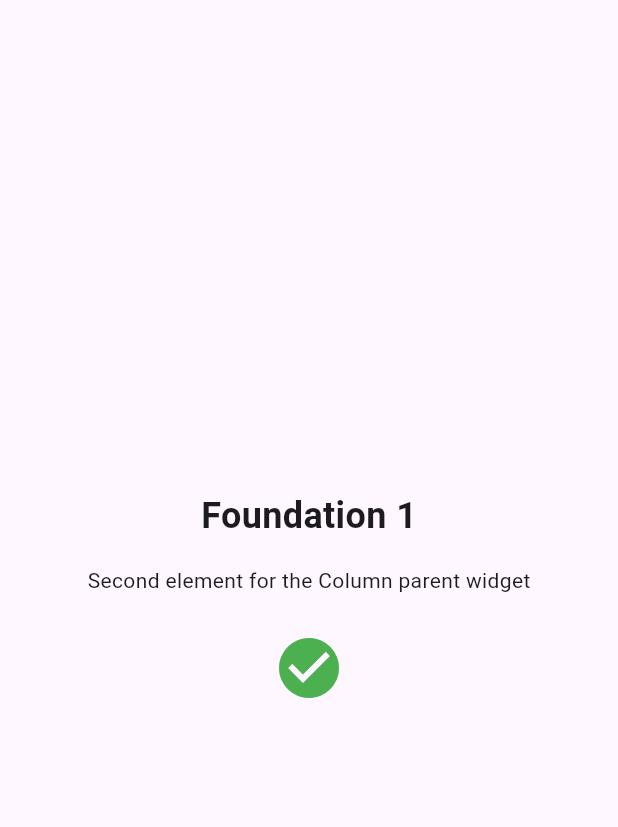
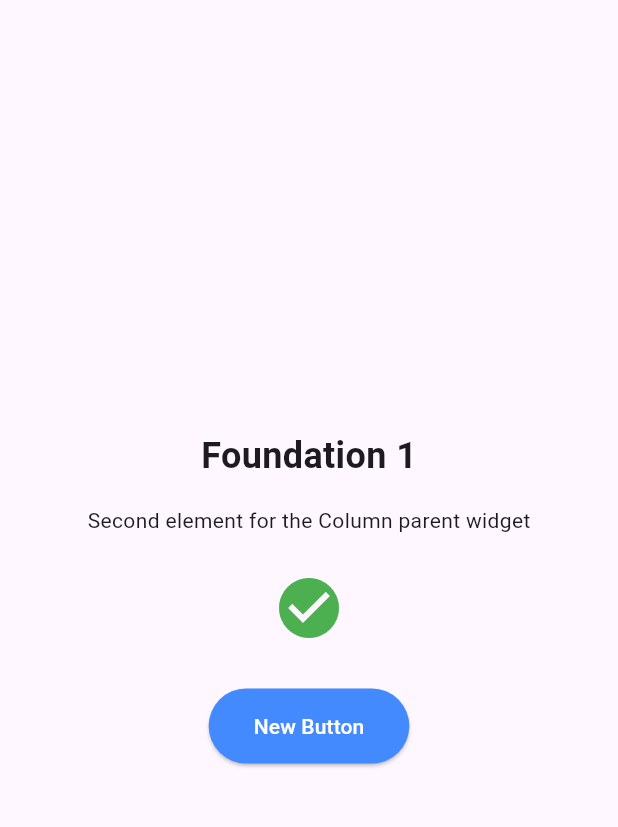
Before and after one commit to sudo-melanin/flutter_learning_journey, a Flutter app: the screen it shows after launch, on a phone screen of 412 x 824 dp, the part 63-890 px from its top. Run offline on Flutter 3.47's test engine with Material 3 defaults, Android fonts, the light colour scheme and no system bars.

Commit message:
Added an interactie ElevatedButton with a debug print and styled

```diff
--- a/lib/main.dart
+++ b/lib/main.dart
@@ -25,17 +25,29 @@
         body: Center(
           child: Column(
             mainAxisAlignment: MainAxisAlignment.center,
-            children: const [
-              Text(
+            children:  [
+              const Text(
                 "Foundation 1",
                 style: TextStyle(fontSize: 24, fontWeight: FontWeight.bold),
               ),
               // SPACING BRICK: 16 pixels of height
-              SizedBox(height: 16),
-              Text("Second element for the Column parent widget"),
+              const SizedBox(height: 16),
+              const Text("Second element for the Column parent widget"),
               // SPACING BRICK: 24 pixels of height
-              SizedBox(height: 24),
-              Icon(Icons.check_circle, color: Colors.green, size: 48),
+              const SizedBox(height: 24),
+              const Icon(Icons.check_circle, color: Colors.green, size: 48),
+              const SizedBox(height: 30),
+              ElevatedButton(
+                onPressed: (){
+                  print("New Brick added to the Column parent widget");
+                }, // Disabled button
+                style: ElevatedButton.styleFrom(
+                  backgroundColor: Colors.blueAccent, // Set background color to blue accent
+                  foregroundColor: Colors.white, // Set text color to white
+                  padding: const EdgeInsets.symmetric(horizontal: 30, vertical: 15), // Add padding for better appearance
+                ),
+                child: Text("New Button"),
+              ),
             ],
           ),
         ),
```
